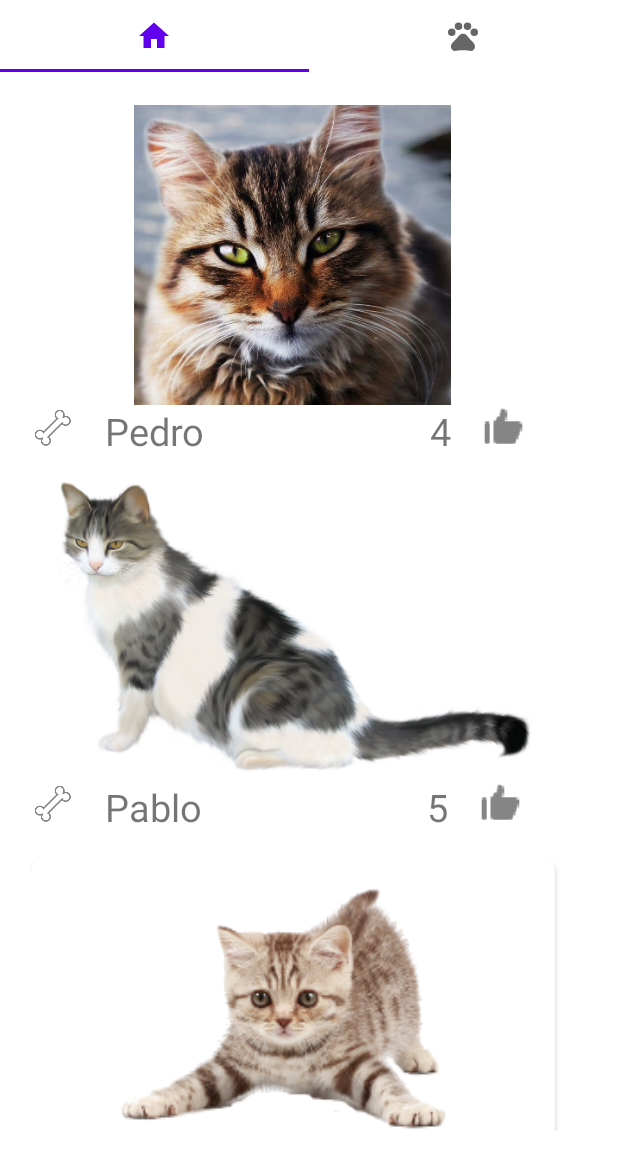
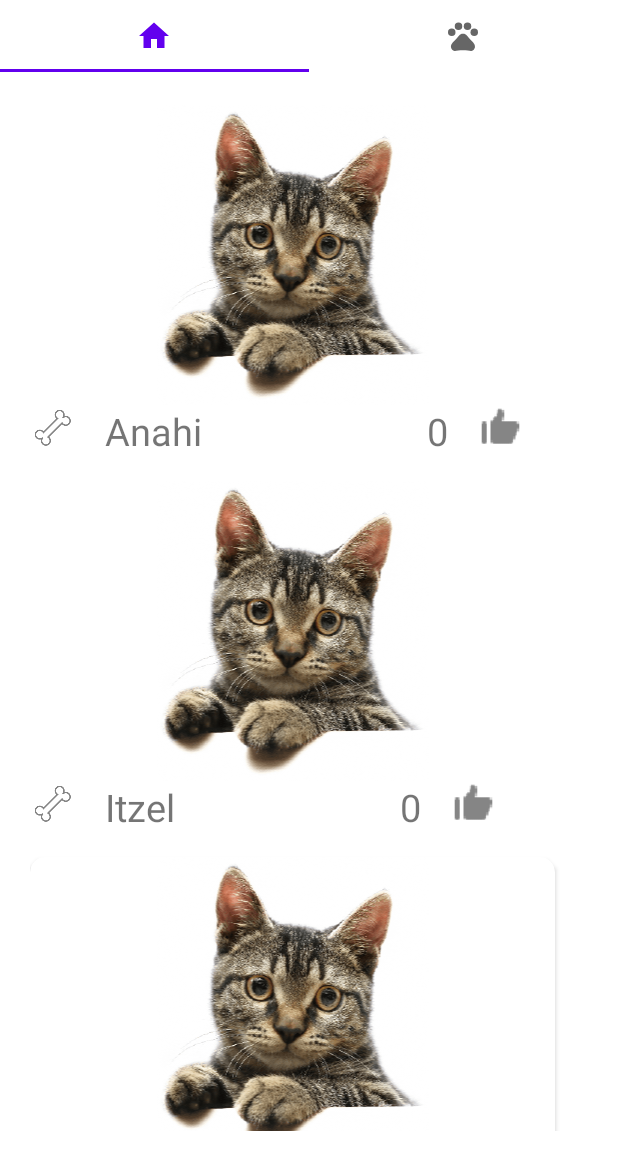
Before and after one commit to AlanDCha/RecyclerView_ActionView, an Android app: the screen it shows after launch (MainActivity), on a phone screen of 412 x 824 dp, the part 75-1236 px from its top. Run offline under Robolectric (Android 15) with nearby library versions, the phone set to English and light mode, and no system bars.

Commit message:
Adding database on RecyclerViewFragment

```diff
--- a/app/src/main/java/mx/unam/pentagrama/adapters/MascotaAdapter.java
+++ b/app/src/main/java/mx/unam/pentagrama/adapters/MascotaAdapter.java
@@ -37,7 +37,7 @@ public class MascotaAdapter extends RecyclerView.Adapter<MascotaAdapter.MascotaV
     public void onBindViewHolder(@NonNull MascotaViewHolder holder, int position) {
         Mascota mascota = mascotas.get(position);
         holder.imgPhoto.setImageResource(mascota.getPhoto());
-        holder.tvRatingCV.setText(mascota.getRating());
+        holder.tvRatingCV.setText(String.valueOf(mascota.getNumLikes()));
         holder.tvNameCV.setText(mascota.getName());
         holder.imgBone.setOnClickListener(v -> Toast.makeText(v.getContext(), "You liked to: " + mascota.getName(), Toast.LENGTH_SHORT).show());
     }
--- /dev/null
+++ b/app/src/main/java/mx/unam/pentagrama/database/AuxDatabase.java
@@ -0,0 +1,77 @@
+package mx.unam.pentagrama.database;
+
+import android.content.ContentValues;
+import android.content.Context;
+import android.database.Cursor;
+import android.database.sqlite.SQLiteDatabase;
+import android.database.sqlite.SQLiteOpenHelper;
+import androidx.annotation.Nullable;
+import java.util.ArrayList;
+import mx.unam.pentagrama.pojo.Mascota;
+
+public class AuxDatabase extends SQLiteOpenHelper {
+
+    private Context context;
+
+    public AuxDatabase(@Nullable Context context) {
+        super(context, ConstantDatabase.DATABASE_NAME, null, ConstantDatabase.DATABASE_VERSION);
+        this.context = context;
+    }
+
+    @Override
+    public void onCreate(SQLiteDatabase db) {
+        String queryCreateTableMascota = "CREATE TABLE " +
+                ConstantDatabase.TABLE_CONTACTS + "(" +
+                ConstantDatabase.TABLE_CONTACTS_ID + " INTEGER PRIMARY KEY AUTOINCREMENT, " +
+                ConstantDatabase.TABLE_CONTACTS_NAME  + " TEXT, " +
+                ConstantDatabase.TABLE_CONTACTS_PHOTO + " INTEGER" +
+                ")";
+
+        String queryCreateTableMascotaLikes = "CREATE TABLE " +
+                ConstantDatabase.TABLE_LIKES_CONTACT + "(" +
+                ConstantDatabase.TABLE_LIKES_CONTACT_ID + " INTEGER PRIMARY KEY AUTOINCREMENT, " +
+                ConstantDatabase.TABLE_LIKES_CONTACT_ID_CONTACT   + " INTEGER, " +
+                ConstantDatabase.TABLE_LIKES_CONTACT_NUMBER_LIKES + " INTEGER, " +
+                "FOREIGN KEY (" + ConstantDatabase.TABLE_LIKES_CONTACT_ID + ") " +
+                "REFERENCES " + ConstantDatabase.TABLE_CONTACTS + "(" +
+                ConstantDatabase.TABLE_CONTACTS_ID + ")" +
+                ")";
+
+        db.execSQL(queryCreateTableMascota);
+        db.execSQL(queryCreateTableMascotaLikes);
+    }
+
+    @Override
+    public void onUpgrade(SQLiteDatabase db, int oldVersion, int newVersion) {
+        db.execSQL("DROP TABLE IF EXISTS " + ConstantDatabase.TABLE_CONTACTS);
+        db.execSQL("DROP TABLE IF EXISTS " + ConstantDatabase.TABLE_LIKES_CONTACT);
+    }
+
+    public ArrayList<Mascota> getAllMascotas(){
+        ArrayList<Mascota> mascotas = new ArrayList<>();
+
+        String query = "SELECT * FROM  " + ConstantDatabase.TABLE_CONTACTS;
+        SQLiteDatabase db = this.getWritableDatabase();
+        Cursor registers =  db.rawQuery(query, null);
+
+        while (registers.moveToNext()) {
+            Mascota mascotaCurrent = new Mascota();
+            mascotaCurrent.setId(registers.getInt(0));
+            mascotaCurrent.setName(registers.getString(1));
+            mascotaCurrent.setPhoto(registers.getInt(2));
+
+            mascotas.add(mascotaCurrent);
+        }
+
+        db.close();
+
+        return  mascotas;
+    }
+
+    public void insertMascota(ContentValues contentValues){
+        SQLiteDatabase db = this.getWritableDatabase();
+        db.insert(ConstantDatabase.TABLE_CONTACTS, null, contentValues);
+        db.close();
+    }
+
+}
--- /dev/null
+++ b/app/src/main/java/mx/unam/pentagrama/database/ConstantDatabase.java
@@ -0,0 +1,17 @@
+package mx.unam.pentagrama.database;
+
+public final class ConstantDatabase {
+
+    public static final String DATABASE_NAME    = "mascotas";
+    public static final int    DATABASE_VERSION = 1;
+
+    public static final String TABLE_CONTACTS    = "mascota";
+    public static final String TABLE_CONTACTS_ID = "id";
+    public static final String TABLE_CONTACTS_NAME  = "name";
+    public static final String TABLE_CONTACTS_PHOTO = "photo";
+
+    public static final String TABLE_LIKES_CONTACT = "mascota_likes";
+    public static final String TABLE_LIKES_CONTACT_ID = "id";
+    public static final String TABLE_LIKES_CONTACT_ID_CONTACT = "id_contacto";
+    public static final String TABLE_LIKES_CONTACT_NUMBER_LIKES = "number_likes";
+}
--- /dev/null
+++ b/app/src/main/java/mx/unam/pentagrama/database/ConstructorMascotas.java
@@ -0,0 +1,34 @@
+package mx.unam.pentagrama.database;
+
+import android.content.ContentValues;
+import android.content.Context;
+
+import java.util.ArrayList;
+
+import mx.unam.pentagrama.R;
+import mx.unam.pentagrama.pojo.Mascota;
+
+public class ConstructorMascotas {
+
+    private Context context;
+
+    public ConstructorMascotas(Context context) {
+        this.context = context;
+    }
+
+    public ArrayList<Mascota> getData(){
+        AuxDatabase db = new AuxDatabase(context);
+        insertThreeMascotas(db);
+        return db.getAllMascotas();
+    }
+
+    public void insertThreeMascotas(AuxDatabase db){
+        String[] names = {"Anahi", "Itzel", "Aldo"};
+        for (String name : names) {
+            ContentValues contentValues = new ContentValues();
+            contentValues.put(ConstantDatabase.TABLE_CONTACTS_NAME, name);
+            contentValues.put(ConstantDatabase.TABLE_CONTACTS_PHOTO, R.drawable.gato4);
+            db.insertMascota(contentValues);
+        }
+    }
+}
--- /dev/null
+++ b/app/src/main/java/mx/unam/pentagrama/fragments/IRecyclerViewFragmentView.java
@@ -0,0 +1,13 @@
+package mx.unam.pentagrama.fragments;
+
+import java.util.ArrayList;
+
+import mx.unam.pentagrama.adapters.MascotaAdapter;
+import mx.unam.pentagrama.pojo.Mascota;
+
+public interface IRecyclerViewFragmentView {
+
+    void generateLinearLayoutVertical();
+    MascotaAdapter createAdapter(ArrayList<Mascota> mascotas);
+    void initAdapterRV(MascotaAdapter adapter);
+}
--- a/app/src/main/java/mx/unam/pentagrama/fragments/RecyclerViewFragment.java
+++ b/app/src/main/java/mx/unam/pentagrama/fragments/RecyclerViewFragment.java
@@ -17,12 +17,14 @@ import mx.unam.pentagrama.ListadoMascotas;
 import mx.unam.pentagrama.R;
 import mx.unam.pentagrama.adapters.MascotaAdapter;
 import mx.unam.pentagrama.pojo.Mascota;
+import mx.unam.pentagrama.presenter.IRecyclerViewFragmentPresenter;
+import mx.unam.pentagrama.presenter.RecyclerViewFragmentPresenter;
 
-public class RecyclerViewFragment extends Fragment {
+public class RecyclerViewFragment extends Fragment implements IRecyclerViewFragmentView{
 
     private ArrayList<Mascota> mascotas;
     private RecyclerView rvMascotas;
-    public MascotaAdapter adapter;
+    private IRecyclerViewFragmentPresenter presenter;
 
     private static final String ARG_PARAM1 = "param1";
     private static final String ARG_PARAM2 = "param2";
@@ -47,32 +49,26 @@ public class RecyclerViewFragment extends Fragment {
                              Bundle savedInstanceState) {
         View v = inflater.inflate(R.layout.fragment_recycler_view, container, false);
         rvMascotas = v.findViewById(R.id.rvContacts);
+        presenter = new RecyclerViewFragmentPresenter(this, getContext());
+        return v;
+    }
+
+    @Override
+    public void generateLinearLayoutVertical() {
         LinearLayoutManager llm = new LinearLayoutManager(getActivity());
         llm.setOrientation(LinearLayoutManager.VERTICAL);
         rvMascotas.setLayoutManager(llm);
-        initMascotaList();
-        initAdapter();
-        return v;
     }
 
-    private void initAdapter(){
+    @Override
+    public MascotaAdapter createAdapter(ArrayList<Mascota> mascotas) {
+        MascotaAdapter adapter;
         adapter = new MascotaAdapter(mascotas, getActivity());
+        return adapter;
+    }
+
+    @Override
+    public void initAdapterRV(MascotaAdapter adapter) {
         rvMascotas.setAdapter(adapter);
     }
-
-    public void initMascotaList(){
-
-        mascotas = new ArrayList<>();
-
-        mascotas.add(new Mascota(R.drawable.gato1, "Pedro", "4"));
-        mascotas.add(new Mascota(R.drawable.gato2, "Pablo", "5"));
-        mascotas.add(new Mascota(R.drawable.gato3, "Alvin", "3"));
-        mascotas.add(new Mascota(R.drawable.gato4, "Isaac", "2"));
-        mascotas.add(new Mascota(R.drawable.gato5, "Alana", "4"));
-        mascotas.add(new Mascota(R.drawable.gato6, "Santo", "5"));
-        mascotas.add(new Mascota(R.drawable.gato7, "Louis", "3"));
-        mascotas.add(new Mascota(R.drawable.gato8, "Georg", "2"));
-        mascotas.add(new Mascota(R.drawable.gato9, "Gallo", "1"));
-        mascotas.add(new Mascota(R.drawable.gato10, "Mario", "5"));
-    }
 }
--- a/app/src/main/java/mx/unam/pentagrama/pojo/Mascota.java
+++ b/app/src/main/java/mx/unam/pentagrama/pojo/Mascota.java
@@ -8,6 +8,8 @@ public class Mascota implements Serializable {
     private int photo;
     private String name;
     private String rating;
+    private int numLikes;
+    private int id;
 
     public Mascota(int photo, String name, String rating) {
         this.photo = photo;
@@ -20,6 +22,42 @@ public class Mascota implements Serializable {
         this.rating = rating;
     }
 
+    public Mascota(int photo, String name, int numLikes) {
+        this.photo = photo;
+        this.name = name;
+        this.numLikes = numLikes;
+    }
+
+    public Mascota() {
+
+    }
+
+    public int getId() {
+        return id;
+    }
+
+    public void setId(int id) {
+        this.id = id;
+    }
+
+    public void setPhoto(int photo) {
+        this.photo = photo;
+    }
+
+    public void setName(String name) {
+        this.name = name;
+    }
+
+    public void setRating(String rating) {
+        this.rating = rating;
+    }
+
+    public void setNumLikes(int numLikes) {
+        this.numLikes = numLikes;
+    }
+
+    public int getNumLikes() { return numLikes; }
+
     public int getPhoto() { return photo; }
 
     public String getName() { return name; }
--- /dev/null
+++ b/app/src/main/java/mx/unam/pentagrama/presenter/IRecyclerViewFragmentPresenter.java
@@ -0,0 +1,7 @@
+package mx.unam.pentagrama.presenter;
+
+public interface IRecyclerViewFragmentPresenter {
+
+    void getContactDatabase();
+    void showContactRV();
+}
--- /dev/null
+++ b/app/src/main/java/mx/unam/pentagrama/presenter/RecyclerViewFragmentPresenter.java
@@ -0,0 +1,35 @@
+package mx.unam.pentagrama.presenter;
+
+import android.content.Context;
+import java.util.ArrayList;
+import mx.unam.pentagrama.database.ConstructorMascotas;
+import mx.unam.pentagrama.fragments.IRecyclerViewFragmentView;
+import mx.unam.pentagrama.pojo.Mascota;
+
+public class RecyclerViewFragmentPresenter implements IRecyclerViewFragmentPresenter{
+
+    private IRecyclerViewFragmentView iRecyclerViewFragmentView;
+    private Context context;
+    private ConstructorMascotas constructorMascotas;
+    private ArrayList<Mascota> mascotas;
+
+    public RecyclerViewFragmentPresenter(IRecyclerViewFragmentView iRecyclerViewFragmentView,
+                                         Context context) {
+        this.iRecyclerViewFragmentView = iRecyclerViewFragmentView;
+        this.context = context;
+        getContactDatabase();
+    }
+
+    @Override
+    public void getContactDatabase() {
+        constructorMascotas = new ConstructorMascotas(context);
+        mascotas = constructorMascotas.getData();
+        showContactRV();
+    }
+
+    @Override
+    public void showContactRV() {
+        iRecyclerViewFragmentView.initAdapterRV(iRecyclerViewFragmentView.createAdapter(mascotas));
+        iRecyclerViewFragmentView.generateLinearLayoutVertical();
+    }
+}
--- a/app/src/main/res/xml/data_extraction_rules.xml
+++ b/app/src/main/res/xml/data_extraction_rules.xml
@@ -5,7 +5,7 @@
 -->
 <data-extraction-rules>
     <cloud-backup>
-        <!-- TODO: Use <include> and <exclude> to control what is backed up.
+        <!-- TO DO: Use <include> and <exclude> to control what is backed up.
         <include .../>
         <exclude .../>
         -->
```
